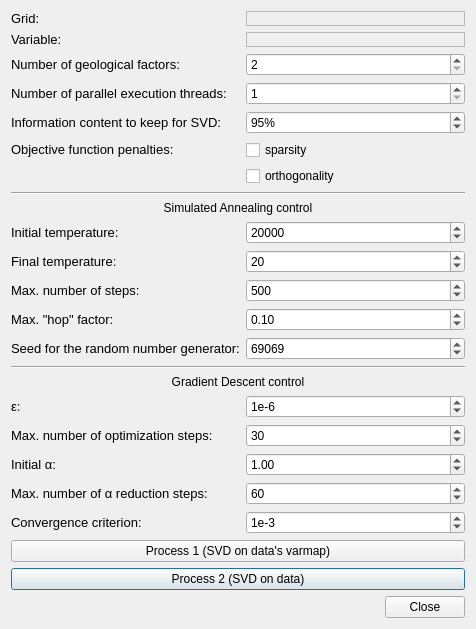
Qt form imagejockey/vardecomp/variographicdecompositiondialog.ui (PauloCarvalhoRJ/gammaray) before a commit.
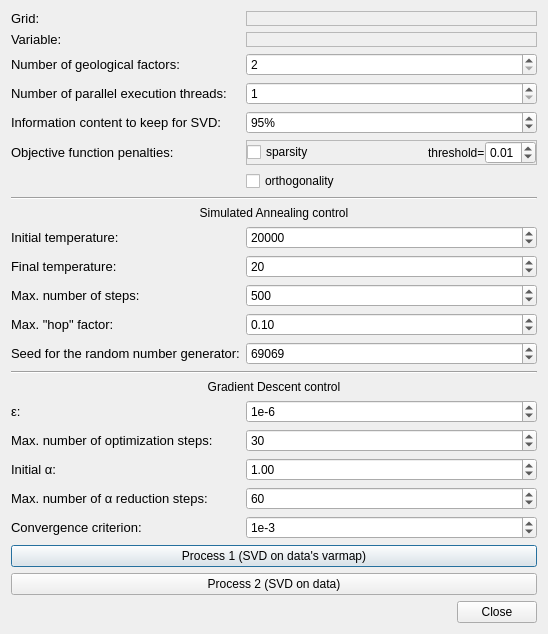
The same form after that commit.

Commit message: Variographic Decomposition: added configurable sparsity threshold.

The edit to the form file:
```diff
--- a/imagejockey/vardecomp/variographicdecompositiondialog.ui
+++ b/imagejockey/vardecomp/variographicdecompositiondialog.ui
@@ -6,8 +6,8 @@
    <rect>
     <x>0</x>
     <y>0</y>
-    <width>476</width>
-    <height>590</height>
+    <width>548</width>
+    <height>627</height>
    </rect>
   </property>
   <property name="windowTitle">
@@ -16,14 +16,7 @@
   <layout class="QVBoxLayout" name="verticalLayout">
    <item>
     <layout class="QGridLayout" name="gridLayout">
-     <item row="5" column="1">
-      <widget class="QCheckBox" name="chkEnableSparsityPenalty">
-       <property name="text">
-        <string>sparsity</string>
-       </property>
-      </widget>
-     </item>
-     <item row="17" column="0" colspan="2">
+     <item row="18" column="0" colspan="2">
       <widget class="QLabel" name="label_9">
        <property name="text">
         <string>Gradient Descent control</string>
@@ -33,7 +26,7 @@
        </property>
       </widget>
      </item>
-     <item row="21" column="1">
+     <item row="22" column="1">
       <widget class="QSpinBox" name="spinMaxStepsAlphaReduction">
        <property name="minimum">
         <number>1</number>
@@ -49,7 +42,7 @@
        </property>
       </widget>
      </item>
-     <item row="22" column="1">
+     <item row="23" column="1">
       <widget class="QSpinBox" name="spinConvergenceCriterion">
        <property name="prefix">
         <string>1e</string>
@@ -65,24 +58,7 @@
        </property>
       </widget>
      </item>
-     <item row="21" column="0">
-      <widget class="QLabel" name="label_7">
-       <property name="text">
-        <string>&lt;html&gt;&lt;head/&gt;&lt;body&gt;&lt;p&gt;&lt;span style=&quot; font-family:'Verdana,Arial,Tahoma,Calibri,Geneva,sans-serif'; font-size:13px;&quot;&gt;Max. number of α reduction steps:&lt;/span&gt;&lt;/p&gt;&lt;/body&gt;&lt;/html&gt;</string>
-       </property>
-      </widget>
-     </item>
-     <item row="9" column="0" colspan="2">
-      <widget class="QLabel" name="label_10">
-       <property name="text">
-        <string>Simulated Annealing control</string>
-       </property>
-       <property name="alignment">
-        <set>Qt::AlignCenter</set>
-       </property>
-      </widget>
-     </item>
-     <item row="13" column="1">
+     <item row="14" column="1">
       <widget class="QSpinBox" name="spinMaxStepsSA">
        <property name="minimum">
         <number>5</number>
@@ -98,14 +74,38 @@
        </property>
       </widget>
      </item>
-     <item row="15" column="0">
+     <item row="22" column="0">
+      <widget class="QLabel" name="label_7">
+       <property name="text">
+        <string>&lt;html&gt;&lt;head/&gt;&lt;body&gt;&lt;p&gt;&lt;span style=&quot; font-family:'Verdana,Arial,Tahoma,Calibri,Geneva,sans-serif'; font-size:13px;&quot;&gt;Max. number of α reduction steps:&lt;/span&gt;&lt;/p&gt;&lt;/body&gt;&lt;/html&gt;</string>
+       </property>
+      </widget>
+     </item>
+     <item row="16" column="0">
       <widget class="QLabel" name="label_15">
        <property name="text">
         <string>&lt;html&gt;&lt;head/&gt;&lt;body&gt;&lt;p&gt;&lt;span style=&quot; font-family:'Verdana,Arial,Tahoma,Calibri,Geneva,sans-serif'; font-size:13px;&quot;&gt;Seed for the random number generator:&lt;/span&gt;&lt;/p&gt;&lt;/body&gt;&lt;/html&gt;</string>
        </property>
       </widget>
      </item>
-     <item row="14" column="1">
+     <item row="10" column="0" colspan="2">
+      <widget class="QLabel" name="label_10">
+       <property name="text">
+        <string>Simulated Annealing control</string>
+       </property>
+       <property name="alignment">
+        <set>Qt::AlignCenter</set>
+       </property>
+      </widget>
+     </item>
+     <item row="13" column="0">
+      <widget class="QLabel" name="label_12">
+       <property name="text">
+        <string>&lt;html&gt;&lt;head/&gt;&lt;body&gt;&lt;p&gt;&lt;span style=&quot; font-family:'Verdana,Arial,Tahoma,Calibri,Geneva,sans-serif'; font-size:13px;&quot;&gt;Final temperature:&lt;/span&gt;&lt;/p&gt;&lt;/body&gt;&lt;/html&gt;</string>
+       </property>
+      </widget>
+     </item>
+     <item row="15" column="1">
       <widget class="QDoubleSpinBox" name="spinMaxHopFactor">
        <property name="minimum">
         <double>0.010000000000000</double>
@@ -121,35 +121,35 @@
        </property>
       </widget>
      </item>
-     <item row="8" column="0" colspan="2">
+     <item row="9" column="0" colspan="2">
       <widget class="Line" name="line">
        <property name="orientation">
         <enum>Qt::Horizontal</enum>
        </property>
       </widget>
      </item>
-     <item row="12" column="0">
-      <widget class="QLabel" name="label_12">
-       <property name="text">
-        <string>&lt;html&gt;&lt;head/&gt;&lt;body&gt;&lt;p&gt;&lt;span style=&quot; font-family:'Verdana,Arial,Tahoma,Calibri,Geneva,sans-serif'; font-size:13px;&quot;&gt;Final temperature:&lt;/span&gt;&lt;/p&gt;&lt;/body&gt;&lt;/html&gt;</string>
-       </property>
-      </widget>
-     </item>
-     <item row="13" column="0">
+     <item row="14" column="0">
       <widget class="QLabel" name="label_13">
        <property name="text">
         <string>&lt;html&gt;&lt;head/&gt;&lt;body&gt;&lt;p&gt;&lt;span style=&quot; font-family:'Verdana,Arial,Tahoma,Calibri,Geneva,sans-serif'; font-size:13px;&quot;&gt;Max. number of steps:&lt;/span&gt;&lt;/p&gt;&lt;/body&gt;&lt;/html&gt;</string>
        </property>
       </widget>
      </item>
-     <item row="11" column="0">
+     <item row="3" column="0">
+      <widget class="QLabel" name="label_16">
+       <property name="text">
+        <string>&lt;html&gt;&lt;head/&gt;&lt;body&gt;&lt;p&gt;&lt;span style=&quot; font-family:'Verdana,Arial,Tahoma,Calibri,Geneva,sans-serif'; font-size:13px;&quot;&gt;Number of parallel execution threads:&lt;/span&gt;&lt;/p&gt;&lt;/body&gt;&lt;/html&gt;</string>
+       </property>
+      </widget>
+     </item>
+     <item row="12" column="0">
       <widget class="QLabel" name="label_11">
        <property name="text">
         <string>&lt;html&gt;&lt;head/&gt;&lt;body&gt;&lt;p&gt;&lt;span style=&quot; font-family:'Verdana,Arial,Tahoma,Calibri,Geneva,sans-serif'; font-size:13px;&quot;&gt;Initial temperature:&lt;/span&gt;&lt;/p&gt;&lt;/body&gt;&lt;/html&gt;</string>
        </property>
       </widget>
      </item>
-     <item row="15" column="1">
+     <item row="16" column="1">
       <widget class="QSpinBox" name="spinSeed">
        <property name="minimum">
         <number>1</number>
@@ -162,7 +162,7 @@
        </property>
       </widget>
      </item>
-     <item row="12" column="1">
+     <item row="13" column="1">
       <widget class="QSpinBox" name="spinFinalTemperature">
        <property name="minimum">
         <number>1</number>
@@ -178,21 +178,21 @@
        </property>
       </widget>
      </item>
-     <item row="3" column="0">
-      <widget class="QLabel" name="label_16">
-       <property name="text">
-        <string>&lt;html&gt;&lt;head/&gt;&lt;body&gt;&lt;p&gt;&lt;span style=&quot; font-family:'Verdana,Arial,Tahoma,Calibri,Geneva,sans-serif'; font-size:13px;&quot;&gt;Number of parallel execution threads:&lt;/span&gt;&lt;/p&gt;&lt;/body&gt;&lt;/html&gt;</string>
-       </property>
-      </widget>
-     </item>
-     <item row="16" column="0" colspan="2">
+     <item row="17" column="0" colspan="2">
       <widget class="Line" name="line_2">
        <property name="orientation">
         <enum>Qt::Horizontal</enum>
        </property>
       </widget>
      </item>
-     <item row="11" column="1">
+     <item row="7" column="1">
+      <widget class="QCheckBox" name="chkEnableOrthogonalityPenalty">
+       <property name="text">
+        <string>orthogonality</string>
+       </property>
+      </widget>
+     </item>
+     <item row="12" column="1">
       <widget class="QSpinBox" name="spinInitialTemperature">
        <property name="minimum">
         <number>20</number>
@@ -227,13 +227,6 @@
        </property>
       </widget>
      </item>
-     <item row="6" column="1">
-      <widget class="QCheckBox" name="chkEnableOrthogonalityPenalty">
-       <property name="text">
-        <string>orthogonality</string>
-       </property>
-      </widget>
-     </item>
      <item row="3" column="1">
       <widget class="QSpinBox" name="spinNumberOfThreads">
        <property name="minimum">
@@ -241,14 +234,20 @@
        </property>
       </widget>
      </item>
-     <item row="4" column="0">
-      <widget class="QLabel" name="label_17">
-       <property name="text">
-        <string>&lt;html&gt;&lt;head/&gt;&lt;body&gt;&lt;p&gt;&lt;span style=&quot; font-family:'Verdana,Arial,Tahoma,Calibri,Geneva,sans-serif'; font-size:13px;&quot;&gt;Information content to keep for SVD:&lt;/span&gt;&lt;/p&gt;&lt;/body&gt;&lt;/html&gt;</string>
+     <item row="21" column="1">
+      <widget class="QDoubleSpinBox" name="spinInitialAlpha">
+       <property name="minimum">
+        <double>0.010000000000000</double>
+       </property>
+       <property name="singleStep">
+        <double>0.100000000000000</double>
+       </property>
+       <property name="value">
+        <double>1.000000000000000</double>
        </property>
       </widget>
      </item>
-     <item row="5" column="0">
+     <item row="6" column="0">
       <widget class="QLabel" name="label_18">
        <property name="text">
         <string>&lt;html&gt;&lt;head/&gt;&lt;body&gt;&lt;p&gt;&lt;span style=&quot; font-family:'Verdana,Arial,Tahoma,Calibri,Geneva,sans-serif'; font-size:13px;&quot;&gt;Objective function penalties:&lt;/span&gt;&lt;/p&gt;&lt;/body&gt;&lt;/html&gt;</string>
@@ -256,19 +255,6 @@
       </widget>
      </item>
      <item row="20" column="1">
-      <widget class="QDoubleSpinBox" name="spinInitialAlpha">
-       <property name="minimum">
-        <double>0.010000000000000</double>
-       </property>
-       <property name="singleStep">
-        <double>0.100000000000000</double>
-       </property>
-       <property name="value">
-        <double>1.000000000000000</double>
-       </property>
-      </widget>
-     </item>
-     <item row="19" column="1">
       <widget class="QSpinBox" name="spinMaxSteps">
        <property name="minimum">
         <number>1</number>
@@ -284,65 +270,38 @@
        </property>
       </widget>
      </item>
-     <item row="19" column="0">
+     <item row="4" column="0">
+      <widget class="QLabel" name="label_17">
+       <property name="text">
+        <string>&lt;html&gt;&lt;head/&gt;&lt;body&gt;&lt;p&gt;&lt;span style=&quot; font-family:'Verdana,Arial,Tahoma,Calibri,Geneva,sans-serif'; font-size:13px;&quot;&gt;Information content to keep for SVD:&lt;/span&gt;&lt;/p&gt;&lt;/body&gt;&lt;/html&gt;</string>
+       </property>
+      </widget>
+     </item>
+     <item row="1" column="0">
+      <widget class="QLabel" name="label_2">
+       <property name="text">
+        <string>&lt;html&gt;&lt;head/&gt;&lt;body&gt;&lt;p&gt;&lt;span style=&quot; font-family:'Verdana,Arial,Tahoma,Calibri,Geneva,sans-serif'; font-size:13px;&quot;&gt;Variable:&lt;/span&gt;&lt;/p&gt;&lt;/body&gt;&lt;/html&gt;</string>
+       </property>
+      </widget>
+     </item>
+     <item row="20" column="0">
       <widget class="QLabel" name="label_6">
        <property name="text">
         <string>&lt;html&gt;&lt;head/&gt;&lt;body&gt;&lt;p&gt;&lt;span style=&quot; font-family:'Verdana,Arial,Tahoma,Calibri,Geneva,sans-serif'; font-size:13px;&quot;&gt;Max. number of optimization steps:&lt;/span&gt;&lt;/p&gt;&lt;/body&gt;&lt;/html&gt;</string>
        </property>
       </widget>
      </item>
-     <item row="22" column="0">
-      <widget class="QLabel" name="label_8">
-       <property name="text">
-        <string>&lt;html&gt;&lt;head/&gt;&lt;body&gt;&lt;p&gt;&lt;span style=&quot; font-family:'Verdana,Arial,Tahoma,Calibri,Geneva,sans-serif'; font-size:13px;&quot;&gt;Convergence criterion:&lt;/span&gt;&lt;/p&gt;&lt;/body&gt;&lt;/html&gt;</string>
-       </property>
-      </widget>
-     </item>
-     <item row="14" column="0">
+     <item row="15" column="0">
       <widget class="QLabel" name="label_14">
        <property name="text">
         <string>&lt;html&gt;&lt;head/&gt;&lt;body&gt;&lt;p&gt;&lt;span style=&quot; font-family:'Verdana,Arial,Tahoma,Calibri,Geneva,sans-serif'; font-size:13px;&quot;&gt;Max. &quot;hop&quot; factor:&lt;/span&gt;&lt;/p&gt;&lt;/body&gt;&lt;/html&gt;</string>
        </property>
       </widget>
      </item>
-     <item row="1" column="0">
-      <widget class="QLabel" name="label_2">
+     <item row="23" column="0">
+      <widget class="QLabel" name="label_8">
        <property name="text">
-        <string>&lt;html&gt;&lt;head/&gt;&lt;body&gt;&lt;p&gt;&lt;span style=&quot; font-family:'Verdana,Arial,Tahoma,Calibri,Geneva,sans-serif'; font-size:13px;&quot;&gt;Variable:&lt;/span&gt;&lt;/p&gt;&lt;/body&gt;&lt;/html&gt;</string>
-       </property>
-      </widget>
-     </item>
-     <item row="0" column="1">
-      <widget class="QFrame" name="frmGridSelectorPlaceholder">
-       <property name="frameShape">
-        <enum>QFrame::StyledPanel</enum>
-       </property>
-       <property name="frameShadow">
-        <enum>QFrame::Raised</enum>
-       </property>
-       <layout class="QVBoxLayout" name="verticalLayout_2">
-        <property name="spacing">
-         <number>0</number>
-        </property>
-        <property name="leftMargin">
-         <number>0</number>
-        </property>
-        <property name="topMargin">
-         <number>0</number>
-        </property>
-        <property name="rightMargin">
-         <number>0</number>
-        </property>
-        <property name="bottomMargin">
-         <number>0</number>
-        </property>
-       </layout>
-      </widget>
-     </item>
-     <item row="0" column="0">
-      <widget class="QLabel" name="label">
-       <property name="text">
-        <string>&lt;html&gt;&lt;head/&gt;&lt;body&gt;&lt;p&gt;&lt;span style=&quot; font-family:'Verdana,Arial,Tahoma,Calibri,Geneva,sans-serif'; font-size:13px;&quot;&gt;Grid:&lt;/span&gt;&lt;/p&gt;&lt;/body&gt;&lt;/html&gt;</string>
+        <string>&lt;html&gt;&lt;head/&gt;&lt;body&gt;&lt;p&gt;&lt;span style=&quot; font-family:'Verdana,Arial,Tahoma,Calibri,Geneva,sans-serif'; font-size:13px;&quot;&gt;Convergence criterion:&lt;/span&gt;&lt;/p&gt;&lt;/body&gt;&lt;/html&gt;</string>
        </property>
       </widget>
      </item>
@@ -353,6 +312,40 @@
        </property>
       </widget>
      </item>
+     <item row="0" column="0">
+      <widget class="QLabel" name="label">
+       <property name="text">
+        <string>&lt;html&gt;&lt;head/&gt;&lt;body&gt;&lt;p&gt;&lt;span style=&quot; font-family:'Verdana,Arial,Tahoma,Calibri,Geneva,sans-serif'; font-size:13px;&quot;&gt;Grid:&lt;/span&gt;&lt;/p&gt;&lt;/body&gt;&lt;/html&gt;</string>
+       </property>
+      </widget>
+     </item>
+     <item row="0" column="1">
+      <widget class="QFrame" name="frmGridSelectorPlaceholder">
+       <property name="frameShape">
+        <enum>QFrame::StyledPanel</enum>
+       </property>
+       <property name="frameShadow">
+        <enum>QFrame::Raised</enum>
+       </property>
+       <layout class="QVBoxLayout" name="verticalLayout_2">
+        <property name="spacing">
+         <number>0</number>
+        </property>
+        <property name="leftMargin">
+         <number>0</number>
+        </property>
+        <property name="topMargin">
+         <number>0</number>
+        </property>
+        <property name="rightMargin">
+         <number>0</number>
+        </property>
+        <property name="bottomMargin">
+         <number>0</number>
+        </property>
+       </layout>
+      </widget>
+     </item>
      <item row="1" column="1">
       <widget class="QFrame" name="frmAttributeSelectorPlaceholder">
        <property name="frameShape">
@@ -387,14 +380,7 @@
        </property>
       </widget>
      </item>
-     <item row="20" column="0">
-      <widget class="QLabel" name="label_5">
-       <property name="text">
-        <string>&lt;html&gt;&lt;head/&gt;&lt;body&gt;&lt;p&gt;&lt;span style=&quot; font-family:'Verdana,Arial,Tahoma,Calibri,Geneva,sans-serif'; font-size:13px;&quot;&gt;Initial α:&lt;/span&gt;&lt;/p&gt;&lt;/body&gt;&lt;/html&gt;</string>
-       </property>
-      </widget>
-     </item>
-     <item row="18" column="1">
+     <item row="19" column="1">
       <widget class="QSpinBox" name="spinLogEpsilon">
        <property name="prefix">
         <string>1e</string>
@@ -410,25 +396,104 @@
        </property>
       </widget>
      </item>
-     <item row="18" column="0">
+     <item row="21" column="0">
+      <widget class="QLabel" name="label_5">
+       <property name="text">
+        <string>&lt;html&gt;&lt;head/&gt;&lt;body&gt;&lt;p&gt;&lt;span style=&quot; font-family:'Verdana,Arial,Tahoma,Calibri,Geneva,sans-serif'; font-size:13px;&quot;&gt;Initial α:&lt;/span&gt;&lt;/p&gt;&lt;/body&gt;&lt;/html&gt;</string>
+       </property>
+      </widget>
+     </item>
+     <item row="24" column="0" colspan="2">
+      <widget class="QPushButton" name="btnProcess">
+       <property name="text">
+        <string>Process 1 (SVD on data's varmap)</string>
+       </property>
+      </widget>
+     </item>
+     <item row="19" column="0">
       <widget class="QLabel" name="label_4">
        <property name="text">
         <string>&lt;html&gt;&lt;head/&gt;&lt;body&gt;&lt;p&gt;&lt;span style=&quot; font-family:'Verdana,Arial,Tahoma,Calibri,Geneva,sans-serif'; font-size:13px;&quot;&gt;&amp;epsilon;:&lt;/span&gt;&lt;/p&gt;&lt;/body&gt;&lt;/html&gt;</string>
        </property>
       </widget>
      </item>
-     <item row="24" column="0" colspan="2">
+     <item row="25" column="0" colspan="2">
       <widget class="QPushButton" name="btnProcessSVDonOriginalData">
        <property name="text">
         <string>Process 2 (SVD on data)</string>
        </property>
       </widget>
      </item>
-     <item row="23" column="0" colspan="2">
-      <widget class="QPushButton" name="btnProcess">
-       <property name="text">
-        <string>Process 1 (SVD on data's varmap)</string>
+     <item row="6" column="1">
+      <widget class="QFrame" name="frame">
+       <property name="sizePolicy">
+        <sizepolicy hsizetype="Preferred" vsizetype="Preferred">
+         <horstretch>0</horstretch>
+         <verstretch>0</verstretch>
+        </sizepolicy>
        </property>
+       <property name="frameShape">
+        <enum>QFrame::StyledPanel</enum>
+       </property>
+       <property name="frameShadow">
+        <enum>QFrame::Raised</enum>
+       </property>
+       <layout class="QHBoxLayout" name="horizontalLayout">
+        <property name="spacing">
+         <number>0</number>
+        </property>
+        <property name="leftMargin">
+         <number>0</number>
+        </property>
+        <property name="topMargin">
+         <number>0</number>
+        </property>
+        <property name="rightMargin">
+         <number>0</number>
+        </property>
+        <property name="bottomMargin">
+         <number>0</number>
+        </property>
+        <item>
+         <widget class="QCheckBox" name="chkEnableSparsityPenalty">
+          <property name="sizePolicy">
+           <sizepolicy hsizetype="Expanding" vsizetype="Fixed">
+            <horstretch>0</horstretch>
+            <verstretch>0</verstretch>
+           </sizepolicy>
+          </property>
+          <property name="text">
+           <string>sparsity</string>
+          </property>
+         </widget>
+        </item>
+        <item>
+         <widget class="QLabel" name="label_19">
+          <property name="sizePolicy">
+           <sizepolicy hsizetype="Minimum" vsizetype="Preferred">
+            <horstretch>0</horstretch>
+            <verstretch>0</verstretch>
+           </sizepolicy>
+          </property>
+          <property name="text">
+           <string>threshold=</string>
+          </property>
+         </widget>
+        </item>
+        <item>
+         <widget class="QDoubleSpinBox" name="spinSparsityThreshold">
+          <property name="maximum">
+           <double>1.000000000000000</double>
+          </property>
+          <property name="singleStep">
+           <double>0.050000000000000</double>
+          </property>
+          <property name="value">
+           <double>0.010000000000000</double>
+          </property>
+         </widget>
+        </item>
+       </layout>
       </widget>
      </item>
     </layout>
```
The commit also changes 1 other file.
